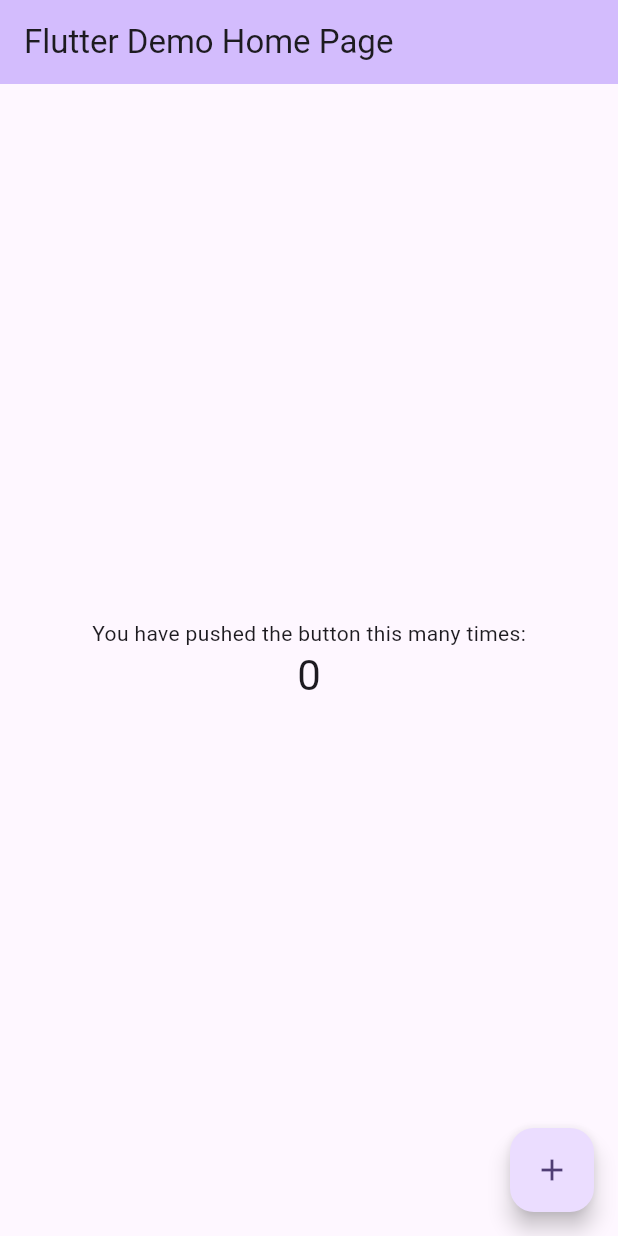
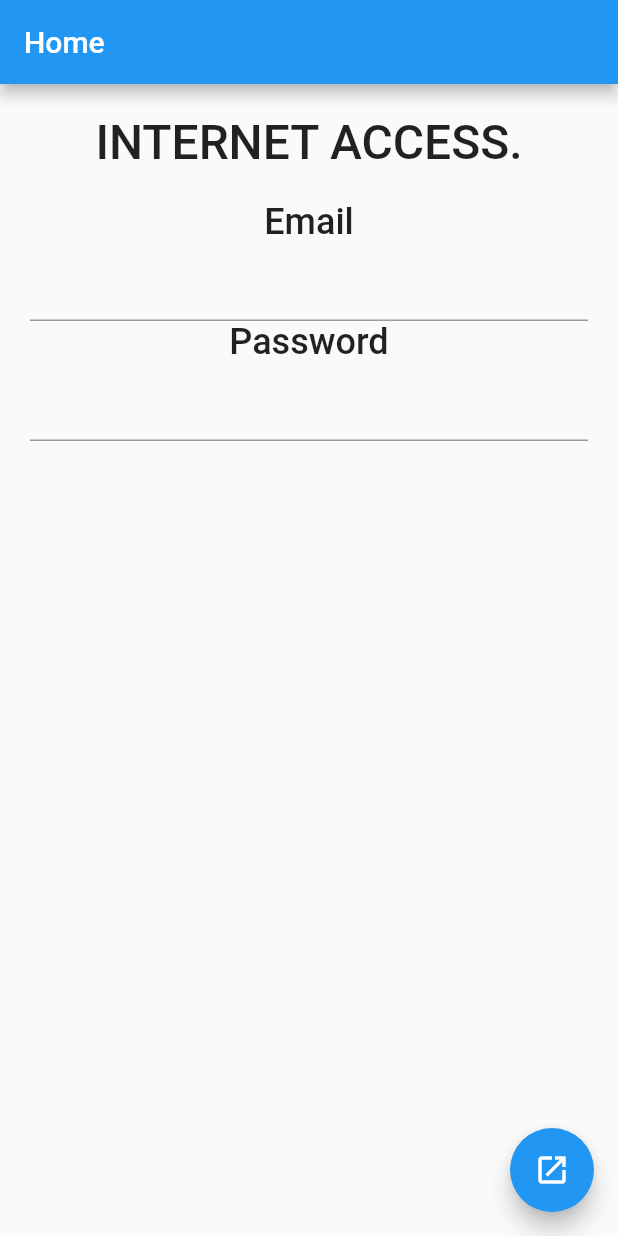
Before and after one commit to makimaki08/flutter_dev, a Flutter app: the screen it shows after launch, on a phone screen of 412 x 824 dp. Run offline on Flutter 3.47's test engine with Material 2 defaults, Android fonts, the phone set to English and light mode, and no system bars; our stand-ins replace cloud_firestore, firebase_auth, firebase_core; accounts and stored records are empty; generated files the repository leaves out were written again.

Commit message:
テキストエディタに入力された内容に応じて、ログインの可否を表示させるDemo

```diff
--- a/lib/main.dart
+++ b/lib/main.dart
@@ -1,125 +1,131 @@
 import 'package:flutter/material.dart';
+import 'dart:ui' as ui;
+import 'dart:convert';
+import 'dart:io';
+import 'package:firebase_core/firebase_core.dart';
+import 'firebase_options.dart';
+import 'package:cloud_firestore/cloud_firestore.dart';
+import 'package:firebase_auth/firebase_auth.dart';
 
-void main() {
-  runApp(const MyApp());
+void main() async {
+  WidgetsFlutterBinding.ensureInitialized();
+  await Firebase.initializeApp(
+      options: DefaultFirebaseOptions.currentPlatform
+  );
+  runApp(MyApp());
 }
 
 class MyApp extends StatelessWidget {
-  const MyApp({super.key});
 
-  // This widget is the root of your application.
   @override
   Widget build(BuildContext context) {
     return MaterialApp(
-      title: 'Flutter Demo',
+      title: 'Generated App',
       theme: ThemeData(
-        // This is the theme of your application.
-        //
-        // TRY THIS: Try running your application with "flutter run". You'll see
-        // the application has a blue toolbar. Then, without quitting the app,
-        // try changing the seedColor in the colorScheme below to Colors.green
-        // and then invoke "hot reload" (save your changes or press the "hot
-        // reload" button in a Flutter-supported IDE, or press "r" if you used
-        // the command line to start the app).
-        //
-        // Notice that the counter didn't reset back to zero; the application
-        // state is not lost during the reload. To reset the state, use hot
-        // restart instead.
-        //
-        // This works for code too, not just values: Most code changes can be
-        // tested with just a hot reload.
-        colorScheme: ColorScheme.fromSeed(seedColor: Colors.deepPurple),
-        useMaterial3: true,
+        primarySwatch: Colors.blue,
+        primaryColor: const Color(0xff2196f3),
+        canvasColor: const Color(0xfffafafa),
       ),
-      home: const MyHomePage(title: 'Flutter Demo Home Page'),
+      home: MyHomePage(),
     );
   }
 }
 
 class MyHomePage extends StatefulWidget {
-  const MyHomePage({super.key, required this.title});
-
-  // This widget is the home page of your application. It is stateful, meaning
-  // that it has a State object (defined below) that contains fields that affect
-  // how it looks.
-
-  // This class is the configuration for the state. It holds the values (in this
-  // case the title) provided by the parent (in this case the App widget) and
-  // used by the build method of the State. Fields in a Widget subclass are
-  // always marked "final".
-
-  final String title;
+  const MyHomePage({Key? key}) : super(key: key);
 
   @override
-  State<MyHomePage> createState() => _MyHomePageState();
+  _MyHomePageState createState() => _MyHomePageState();
 }
 
 class _MyHomePageState extends State<MyHomePage> {
-  int _counter = 0;
 
-  void _incrementCounter() {
-    setState(() {
-      // This call to setState tells the Flutter framework that something has
-      // changed in this State, which causes it to rerun the build method below
-      // so that the display can reflect the updated values. If we changed
-      // _counter without calling setState(), then the build method would not be
-      // called again, and so nothing would appear to happen.
-      _counter++;
-    });
+  @override
+  void initState() {
+    super.initState();
   }
+
+  final _mail = TextEditingController();
+  final _passWord = TextEditingController();
 
   @override
   Widget build(BuildContext context) {
-    // This method is rerun every time setState is called, for instance as done
-    // by the _incrementCounter method above.
-    //
-    // The Flutter framework has been optimized to make rerunning build methods
-    // fast, so that you can just rebuild anything that needs updating rather
-    // than having to individually change instances of widgets.
     return Scaffold(
       appBar: AppBar(
-        // TRY THIS: Try changing the color here to a specific color (to
-        // Colors.amber, perhaps?) and trigger a hot reload to see the AppBar
-        // change color while the other colors stay the same.
-        backgroundColor: Theme.of(context).colorScheme.inversePrimary,
-        // Here we take the value from the MyHomePage object that was created by
-        // the App.build method, and use it to set our appbar title.
-        title: Text(widget.title),
+        title: Text('Home'),
       ),
-      body: Center(
-        // Center is a layout widget. It takes a single child and positions it
-        // in the middle of the parent.
+      body: Padding(
+        padding: EdgeInsets.all(20.0),
         child: Column(
-          // Column is also a layout widget. It takes a list of children and
-          // arranges them vertically. By default, it sizes itself to fit its
-          // children horizontally, and tries to be as tall as its parent.
-          //
-          // Column has various properties to control how it sizes itself and
-          // how it positions its children. Here we use mainAxisAlignment to
-          // center the children vertically; the main axis here is the vertical
-          // axis because Columns are vertical (the cross axis would be
-          // horizontal).
-          //
-          // TRY THIS: Invoke "debug painting" (choose the "Toggle Debug Paint"
-          // action in the IDE, or press "p" in the console), to see the
-          // wireframe for each widget.
-          mainAxisAlignment: MainAxisAlignment.center,
           children: <Widget>[
-            const Text(
-              'You have pushed the button this many times:',
+            Text(
+              'INTERNET ACCESS.',
+              style: TextStyle(
+                  fontSize: 32,
+                  fontWeight: ui.FontWeight.w500
+              ),
+            ),
+            Padding(padding: EdgeInsets.all(10.0)),
+            Text(
+              'Email',
+              textAlign: TextAlign.left,
+              style: TextStyle(
+                fontSize: 24,
+                fontWeight: ui.FontWeight.w500,
+              ),
+            ),
+            TextField(
+              controller: _mail,
+              style: TextStyle(fontSize: 24.0),
+              minLines: 1,
             ),
             Text(
-              '$_counter',
-              style: Theme.of(context).textTheme.headlineMedium,
+              'Password',
+              textAlign: TextAlign.left,
+              style: TextStyle(
+                fontSize: 24,
+                fontWeight: ui.FontWeight.w500
+              ),
             ),
+            TextField(
+              controller: _passWord,
+              style: TextStyle(fontSize: 24),
+              minLines: 1,
+            )
           ],
         ),
       ),
       floatingActionButton: FloatingActionButton(
-        onPressed: _incrementCounter,
-        tooltip: 'Increment',
-        child: const Icon(Icons.add),
-      ), // This trailing comma makes auto-formatting nicer for build methods.
+        child: Icon(Icons.open_in_new),
+        onPressed: () {
+          signInWithMail();
+        },
+      ),
     );
   }
+
+
+
+  void signedAlert() {
+    showDialog(
+      context: context,
+      builder: (BuildContext context) => AlertDialog(
+        title: Text("Alert"),
+        content: Text("サインイン成功!"),
+      )
+    );
+  }
+
+
+  void signInWithMail() async {
+    try {
+      final credential = await FirebaseAuth.instance.signInWithEmailAndPassword(
+        email: _mail.text,
+        password: _passWord.text,
+      );
+      signedAlert();
+    } on FirebaseAuthException catch (e) {
+      print(e.message);
+    }
+  }
 }
```
Also changed, not shown: 2 other files.
